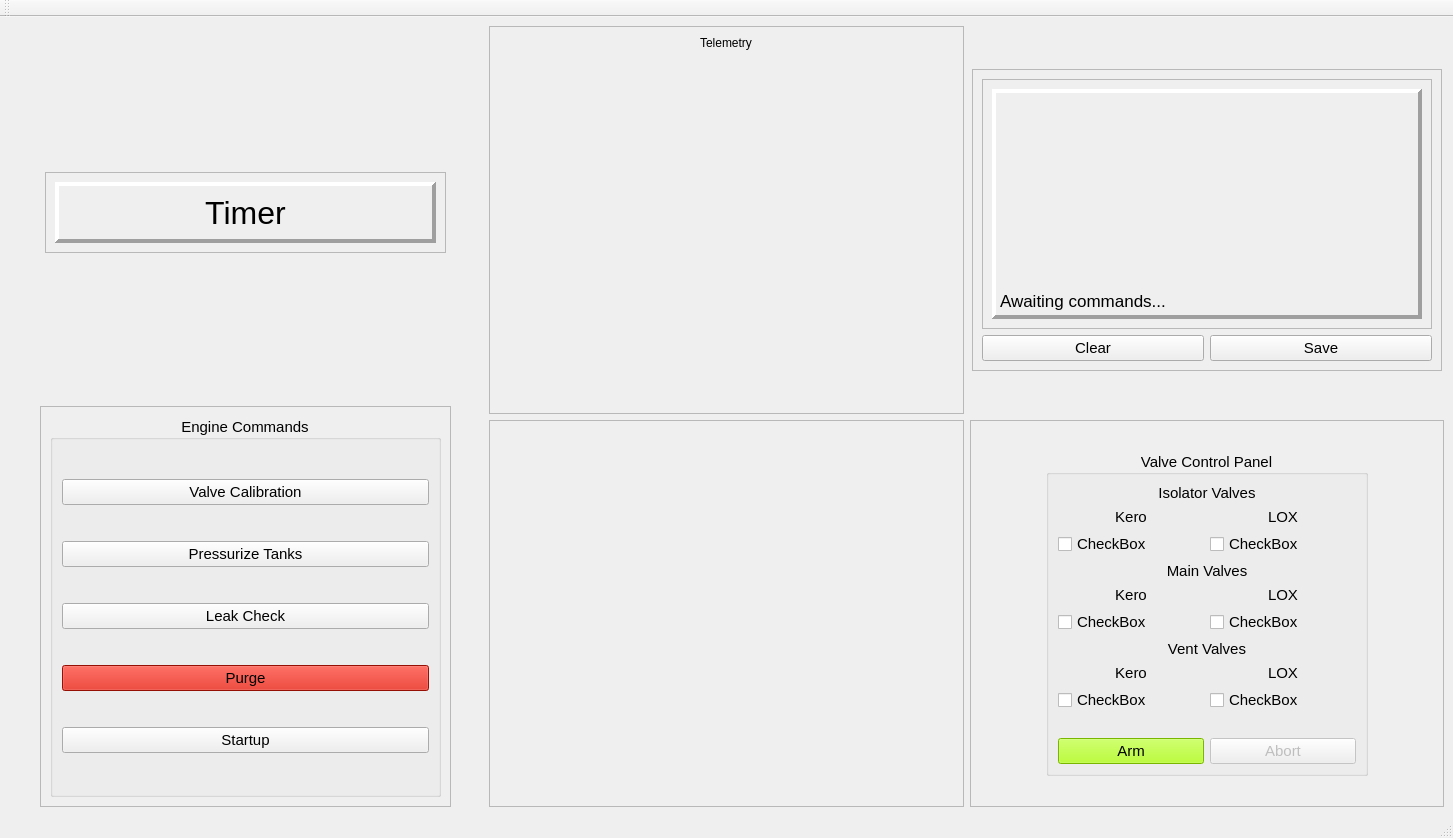
This is dev/APRL_GUIv0_2.ui in UC-Davis-APRL/APRL_GUI as Qt 5 draws it before an edit. The edited form follows.
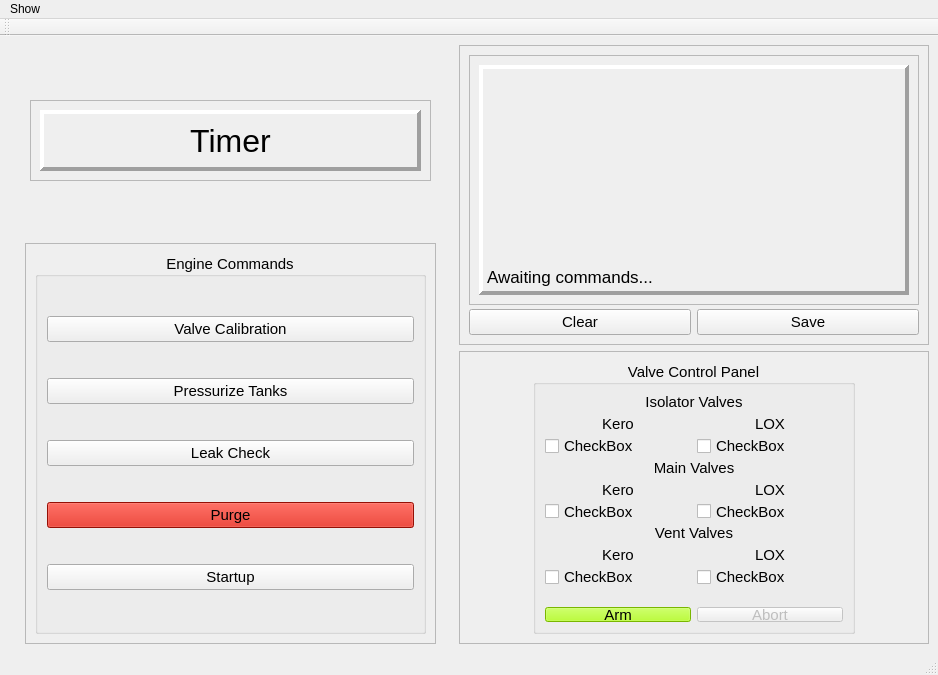
This is the edited form. Custom widgets are drawn as their Qt base class.

Commit message: Moved telemetry outputs to second window

```diff
--- a/dev/APRL_GUIv0_2.ui
+++ b/dev/APRL_GUIv0_2.ui
@@ -9,8 +9,8 @@
    <rect>
     <x>0</x>
     <y>0</y>
-    <width>1453</width>
-    <height>838</height>
+    <width>938</width>
+    <height>675</height>
    </rect>
   </property>
   <property name="windowTitle">
@@ -162,44 +162,6 @@
       </item>
      </layout>
     </item>
-    <item>
-     <layout class="QVBoxLayout" name="verticalLayout_8">
-      <item>
-       <widget class="QFrame" name="frame_6">
-        <property name="frameShape">
-         <enum>QFrame::StyledPanel</enum>
-        </property>
-        <property name="frameShadow">
-         <enum>QFrame::Raised</enum>
-        </property>
-        <layout class="QVBoxLayout" name="verticalLayout_10">
-         <item alignment="Qt::AlignHCenter|Qt::AlignTop">
-          <widget class="QLabel" name="telemetryLabel">
-           <property name="text">
-            <string>Telemetry</string>
-           </property>
-          </widget>
-         </item>
-        </layout>
-       </widget>
-      </item>
-      <item>
-       <widget class="QFrame" name="frame_5">
-        <property name="frameShape">
-         <enum>QFrame::StyledPanel</enum>
-        </property>
-        <property name="frameShadow">
-         <enum>QFrame::Raised</enum>
-        </property>
-        <layout class="QVBoxLayout" name="verticalLayout_9">
-         <item>
-          <widget class="LivePlotWidget" name="widget" native="true"/>
-         </item>
-        </layout>
-       </widget>
-      </item>
-     </layout>
-    </item>
     <item>
      <layout class="QVBoxLayout" name="verticalLayout_5">
       <item alignment="Qt::AlignHCenter|Qt::AlignVCenter">
@@ -536,6 +498,9 @@
                 <property name="text">
                  <string>CheckBox</string>
                 </property>
+                <property name="checked">
+                 <bool>false</bool>
+                </property>
                </widget>
               </item>
               <item>
@@ -548,6 +513,9 @@
                 <property name="text">
                  <string>CheckBox</string>
                 </property>
+                <property name="checked">
+                 <bool>false</bool>
+                </property>
                </widget>
               </item>
              </layout>
@@ -634,10 +602,17 @@
     <rect>
      <x>0</x>
      <y>0</y>
-     <width>1453</width>
+     <width>938</width>
      <height>20</height>
     </rect>
    </property>
+   <widget class="QMenu" name="menuShow">
+    <property name="title">
+     <string>Show</string>
+    </property>
+    <addaction name="actionTelemetry_Screen"/>
+   </widget>
+   <addaction name="menuShow"/>
   </widget>
   <widget class="QStatusBar" name="statusbar"/>
   <widget class="QToolBar" name="toolBar">
@@ -658,12 +633,6 @@
    <extends>QCheckBox</extends>
    <header>qtwidgets</header>
   </customwidget>
-  <customwidget>
-   <class>LivePlotWidget</class>
-   <extends>QWidget</extends>
-   <header>pglive.sources.live_plot_widget</header>
-   <container>1</container>
-  </customwidget>
  </customwidgets>
  <resources/>
  <connections/>
```
Left out of the diff: 5 changed lines with no effect on the pictures. The commit also changes 4 other files.
